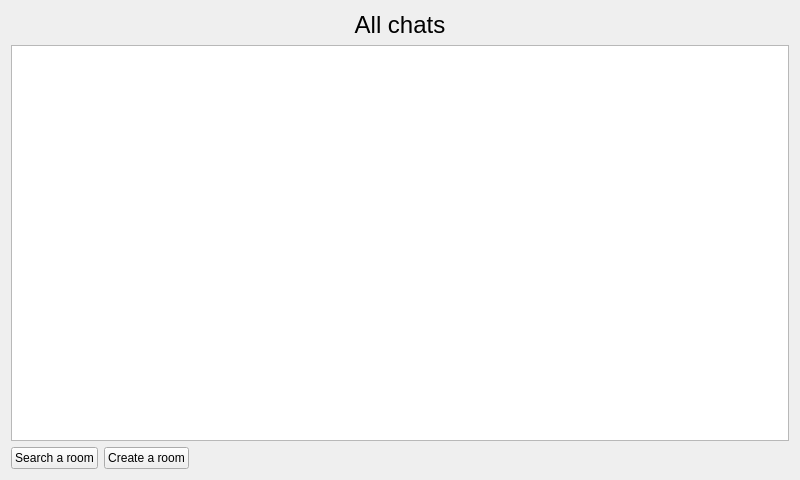
Before: the Qt Designer form client/src/MainPage.ui in cpp-park-vk-education/2023_1_C--, drawn with Qt 5.
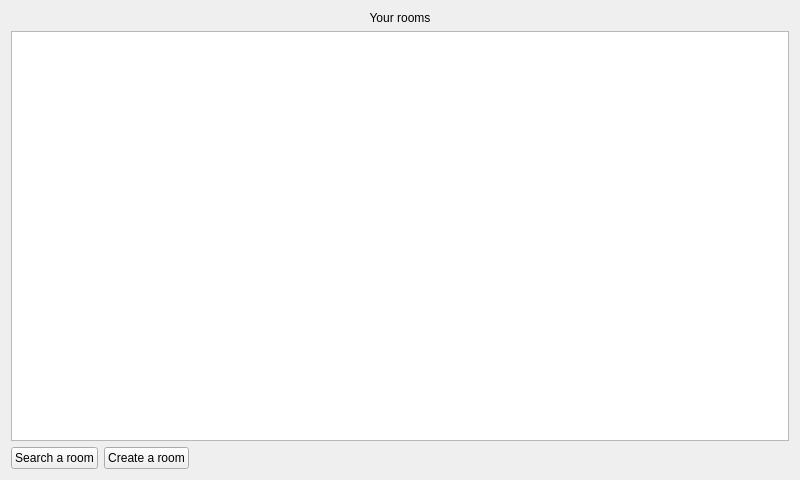
After: the same form once the commit is applied.

The edit to the form file:
```diff
--- a/client/src/MainPage.ui
+++ b/client/src/MainPage.ui
@@ -17,10 +17,10 @@
    <item>
     <widget class="QLabel" name="label">
      <property name="styleSheet">
-      <string notr="true">font-size:24px;</string>
+      <string notr="true"/>
      </property>
      <property name="text">
-      <string>All chats</string>
+      <string>Your rooms</string>
      </property>
      <property name="alignment">
       <set>Qt::AlignCenter</set>
```
